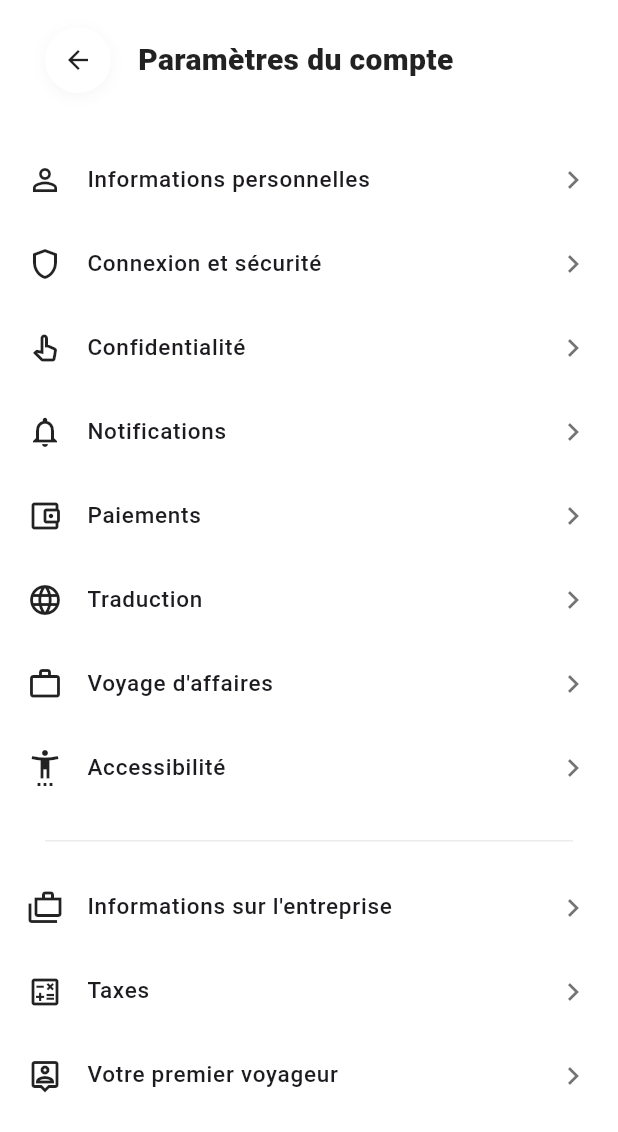
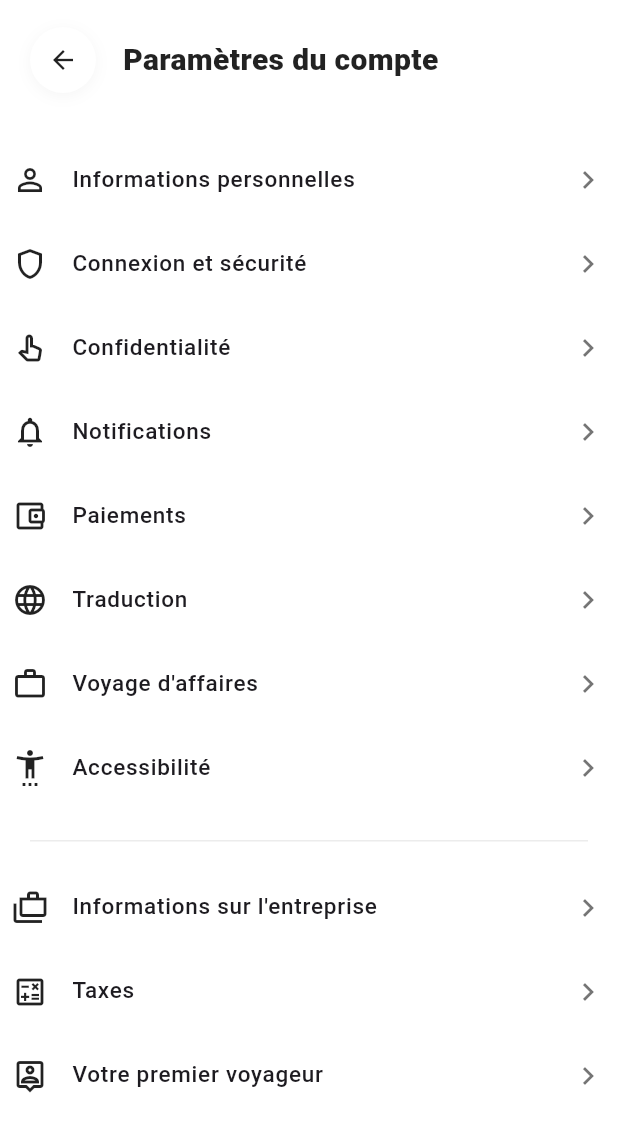
Before and after one commit to Gmk0/hotel_booking_test, a Flutter app: the screen it shows after launch, item 5 of the bottom bar chosen, after a tap on "Paramètres du compte", on a phone screen of 412 x 824 dp. Shown: the top 1132 px of the screen. Run offline on Flutter 3.47's test engine with Material 3 defaults, Android fonts, the phone set to English and light mode, and no system bars; drawn by our look-alikes of flutter_easyloading; our stand-ins replace cached_network_image, carousel_slider, connectivity_plus, device_preview_plus, flutter_riverpod, flutter_svg and 7 more; missing offline and left inert: image_stack; accounts and stored records are empty; project files that could hold a hidden picture were left out.

Commit message:
implemented a Screen widget

```diff
--- a/lib/features/favoris/favourite_screen.dart
+++ b/lib/features/favoris/favourite_screen.dart
@@ -1,6 +1,7 @@
 import 'package:flutter/material.dart';
 import 'package:flutter/services.dart';
 import 'package:hotel_booking/core/utils/constants/image_strings.dart';
+import 'package:hotel_booking/widgets/Screen.dart';
 import 'package:sizer/sizer.dart';
 
 import '../../core/app_export.dart';
@@ -23,7 +24,6 @@ class _FavouriteScreenState extends State<FavouriteScreen>
   bool _isEditMode = false;
   bool _isRefreshing = false;
   String _searchQuery = '';
-  //SortOption _currentSort = SortOption.recentlyAdded;
   Set<int> _selectedProperties = {};
 
   // données de teste.
@@ -246,7 +246,6 @@ class _FavouriteScreenState extends State<FavouriteScreen>
    */
   void _navigateToPropertyDetail(Map<String, dynamic> property)
   {
-    //TODO: Mr.Georges ! Ici tu peux ajouter ton code pour naviguer vers l'ecran de visualisation d'un hebergement specific en detail.
   }
 
   @override
@@ -254,7 +253,7 @@ class _FavouriteScreenState extends State<FavouriteScreen>
     return Scaffold(
       backgroundColor: AppTheme.lightTheme.scaffoldBackgroundColor,
       appBar: _buildAppBar(),
-      body: _buildBody(),
+      body: Screen(body: _buildBody()),
     );
   }
 
--- a/lib/features/profile/ProfileScreen.dart
+++ b/lib/features/profile/ProfileScreen.dart
@@ -2,6 +2,8 @@ import 'package:flutter/material.dart';
 import 'package:hotel_booking/features/profile/screens/ObtenirAideScreen.dart';
 import 'package:hotel_booking/features/profile/screens/SettingsScreen.dart';
 import 'package:hotel_booking/features/profile/widgets/MenuItem.dart';
+
+import '../../widgets/Screen.dart';
 
 class ProfileScreen extends StatelessWidget {
   const ProfileScreen({super.key});
@@ -10,9 +12,8 @@ class ProfileScreen extends StatelessWidget {
   Widget build(BuildContext context) {
     return Scaffold(
       backgroundColor: Colors.white,
-      body: Padding(
-          padding: EdgeInsets.only(bottom: 50),
-          child: SafeArea(
+      body: Screen(
+          body: SafeArea(
             child: Column(
               children: [
                 Expanded(
--- a/lib/features/profile/screens/SettingsScreen.dart
+++ b/lib/features/profile/screens/SettingsScreen.dart
@@ -1,6 +1,7 @@
 import 'package:flutter/material.dart';
 import 'package:hotel_booking/features/profile/widgets/MenuDivider.dart';
 import 'package:hotel_booking/features/profile/widgets/MenuSection.dart';
+import 'package:hotel_booking/widgets/Screen.dart';
 
 import '../widgets/MenuItem.dart';
 import '../widgets/TopTitle.dart';
@@ -14,9 +15,8 @@ class SettingsScreen extends StatelessWidget {
   Widget build(BuildContext context) {
     return Scaffold(
       backgroundColor: _bg,
-      body: Padding(
-          padding: EdgeInsets.only(left: 10,right: 10),
-          child: SafeArea(
+      body: Screen(
+            body: SafeArea(
             child: Column(
               children: [
                 const SizedBox(height: 18),
--- /dev/null
+++ b/lib/widgets/Screen.dart
@@ -0,0 +1,23 @@
+import 'package:flutter/material.dart';
+
+class Screen extends StatelessWidget
+{
+
+  Widget body;
+  double paddingTop = 0;
+  double paddingBottom = 0;
+  double paddingLeft = 0;
+  double paddingRight = 0;
+
+  Screen({required this.body, this.paddingTop = 0, this.paddingBottom = 0, this.paddingLeft = 0, this.paddingRight = 0});
+
+  @override
+  Widget build(BuildContext context)
+  {
+    return Padding(
+        padding: EdgeInsets.only(bottom: 50),
+        child: body,
+    );
+  }
+
+}
```
